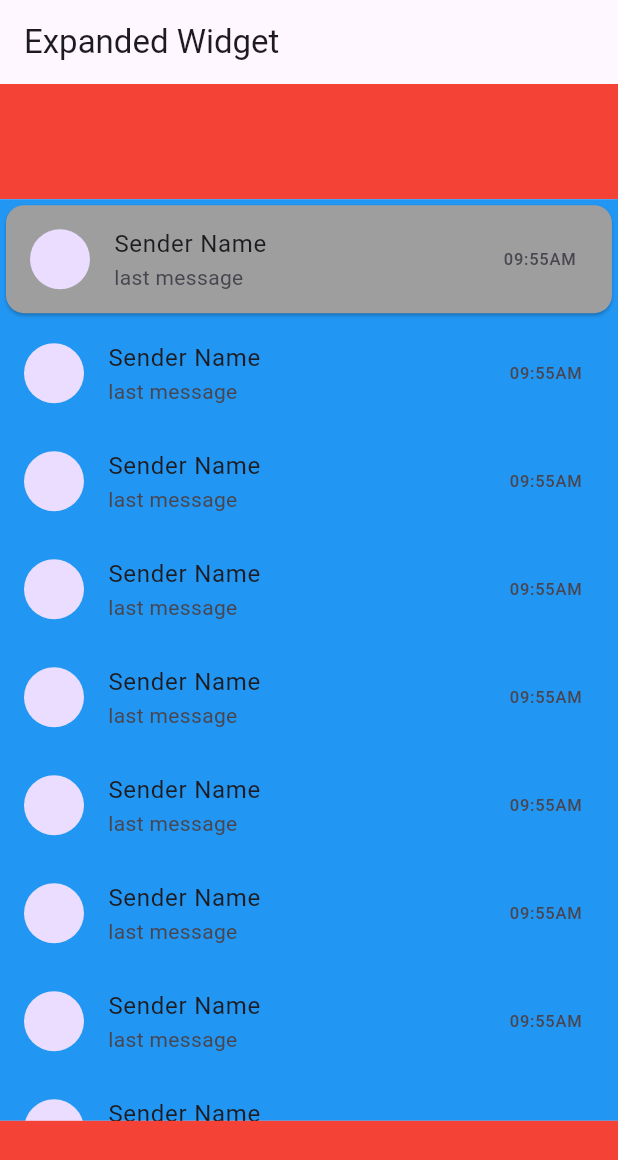
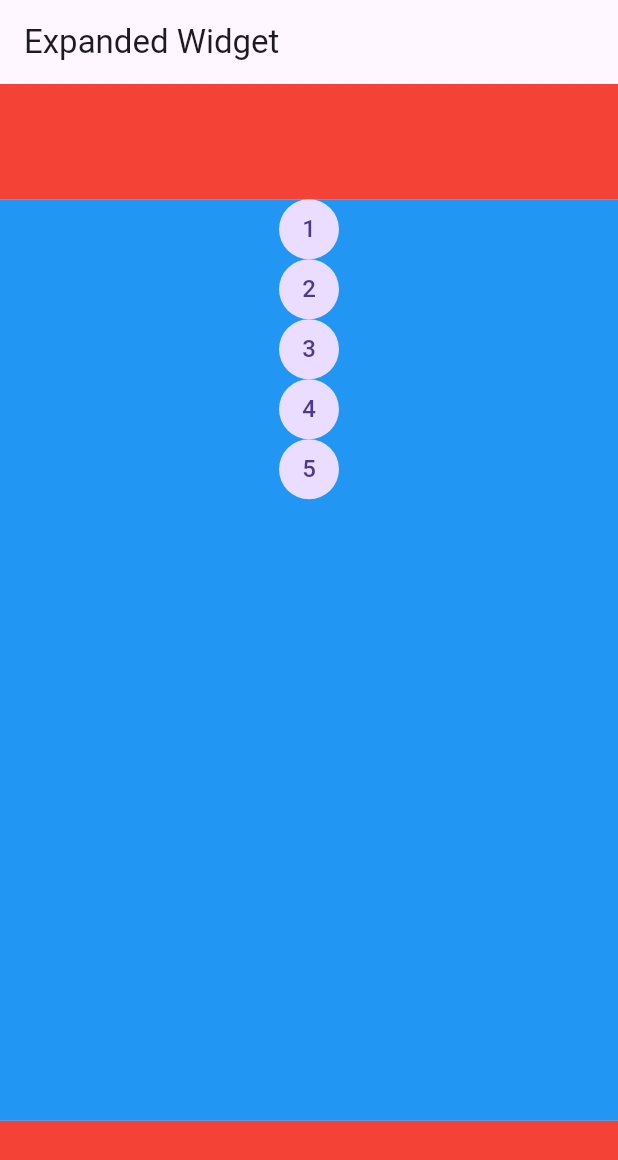
Before and after one commit to Areeba-ai05/whatsapp-clone, a Flutter app: the screen it shows after launch, on a phone screen of 412 x 824 dp. Shown: the top 1160 px of the screen. Run offline on Flutter 3.47's test engine with Material 3 defaults, Android fonts, the phone set to English and light mode, and no system bars.

Commit message:
update code

```diff
--- a/lib/whatsapp/wapp.dart
+++ b/lib/whatsapp/wapp.dart
@@ -20,148 +20,21 @@ class ExpandedClass extends StatelessWidget {
             (flex:80,
               child: Container(
             color: Colors.blue,
-                child: SingleChildScrollView(
-                  child: Column(
-                    children: [
-                      Card(
-                        color: Colors.grey,
-                        child: ListTile(
-                          leading: CircleAvatar(),
-                          title: Text('Sender Name'),
-                          subtitle: Text('last message'),
-                          trailing: Text('09:55AM'),
-                        ),
-                      ),
-                      ListTile(
-                        leading: CircleAvatar(),
-                        title: Text('Sender Name'),
-                        subtitle: Text('last message'),
-                        trailing: Text('09:55AM'),
-                      ),
-                      ListTile(
-                        leading: CircleAvatar(),
-                        title: Text('Sender Name'),
-                        subtitle: Text('last message'),
-                        trailing: Text('09:55AM'),
-                      ),
-                      ListTile(
-                        leading: CircleAvatar(),
-                        title: Text('Sender Name'),
-                        subtitle: Text('last message'),
-                        trailing: Text('09:55AM'),
-                      ),
-                      ListTile(
-                        leading: CircleAvatar(),
-                        title: Text('Sender Name'),
-                        subtitle: Text('last message'),
-                        trailing: Text('09:55AM'),
-                      ),
-                      ListTile(
-                        leading: CircleAvatar(),
-                        title: Text('Sender Name'),
-                        subtitle: Text('last message'),
-                        trailing: Text('09:55AM'),
-                      ),
-                      ListTile(
-                        leading: CircleAvatar(),
-                        title: Text('Sender Name'),
-                        subtitle: Text('last message'),
-                        trailing: Text('09:55AM'),
-                      ),
-                      ListTile(
-                        leading: CircleAvatar(),
-                        title: Text('Sender Name'),
-                        subtitle: Text('last message'),
-                        trailing: Text('09:55AM'),
-                      ),
-                      ListTile(
-                        leading: CircleAvatar(),
-                        title: Text('Sender Name'),
-                        subtitle: Text('last message'),
-                        trailing: Text('09:55AM'),
-                      ),
-                      ListTile(
-                        leading: CircleAvatar(),
-                        title: Text('Sender Name'),
-                        subtitle: Text('last message'),
-                        trailing: Text('09:55AM'),
-                      ),
-                      ListTile(
-                        leading: CircleAvatar(),
-                        title: Text('Sender Name'),
-                        subtitle: Text('last message'),
-                        trailing: Text('09:55AM'),
-                      ),
-                      ListTile(
-                        leading: CircleAvatar(),
-                        title: Text('Sender Name'),
-                        subtitle: Text('last message'),
-                        trailing: Text('09:55AM'),
-                      ),
-                      ListTile(
-                        leading: CircleAvatar(),
-                        title: Text('Sender Name'),
-                        subtitle: Text('last message'),
-                        trailing: Text('09:55AM'),
-                      ),
-                      ListTile(
-                        leading: CircleAvatar(),
-                        title: Text('Sender Name'),
-                        subtitle: Text('last message'),
-                        trailing: Text('09:55AM'),
-                      ),
-                      ListTile(
-                        leading: CircleAvatar(),
-                        title: Text('Sender Name'),
-                        subtitle: Text('last message'),
-                        trailing: Text('09:55AM'),
-                      ),
-                      ListTile(
-                        leading: CircleAvatar(),
-                        title: Text('Sender Name'),
-                        subtitle: Text('last message'),
-                        trailing: Text('09:55AM'),
-                      ),
-                      ListTile(
-                        leading: CircleAvatar(),
-                        title: Text('Sender Name'),
-                        subtitle: Text('last message'),
-                        trailing: Text('09:55AM'),
-                      ),
-                      ListTile(
-                        leading: CircleAvatar(),
-                        title: Text('Sender Name'),
-                        subtitle: Text('last message'),
-                        trailing: Text('09:55AM'),
-                      ),
-                      ListTile(
-                        leading: CircleAvatar(),
-                        title: Text('Sender Name'),
-                        subtitle: Text('last message'),
-                        trailing: Text('09:55AM'),
-                      ),
-                      ListTile(
-                        leading: CircleAvatar(),
-                        title: Text('Sender Name'),
-                        subtitle: Text('last message'),
-                        trailing: Text('09:55AM'),
-                      ),
-                      ListTile(
-                        leading: CircleAvatar(),
-                        title: Text('Sender Name'),
-                        subtitle: Text('last message'),
-                        trailing: Text('09:55AM'),
-                      ),
-                      ListTile(
-                        leading: CircleAvatar(),
-                        title: Text('Sender Name'),
-                        subtitle: Text('last message'),
-                        trailing: Text('09:55AM'),
-                      ),
-                    ],
-                  ),
-                ),
-          )),
+                child: ListView.builder(
+                  itemCount: 5,//starting =0, ending =5-1
+                itemBuilder: (context,index)
+                  {
+                    return CircleAvatar(
+                      child:Text('${index+1}'),
+                      //child: Text(index.toString()),
+                    );
+                  },
+              )
+
+
+
+
+              )),
           Expanded
             (flex:10,
               child: Container(
```
